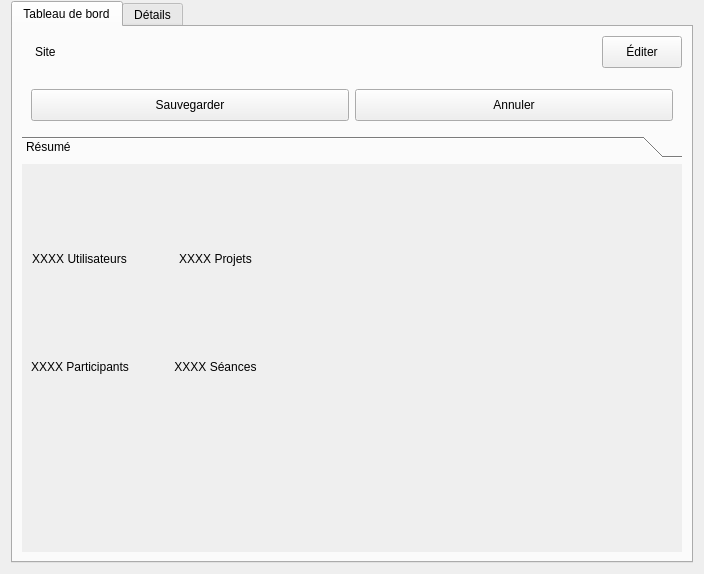
Before: the Qt Designer form client/src/editors/SiteWidget.ui in introlab/openteraplus, drawn with Qt 5.
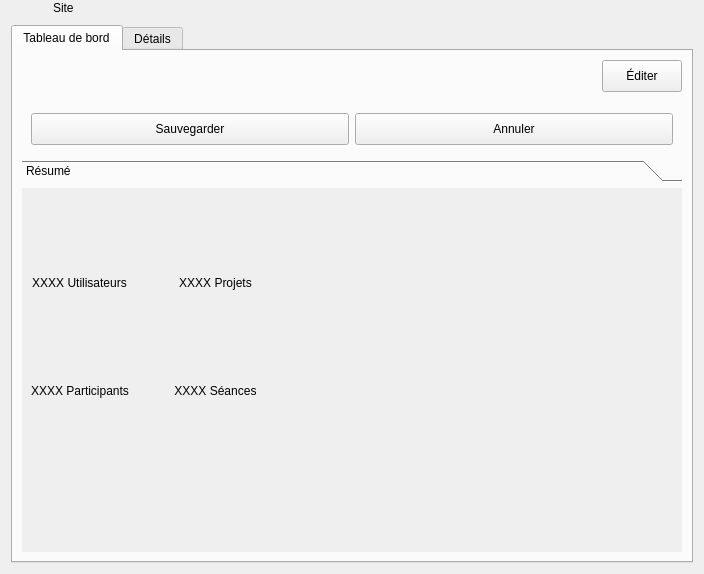
After: the same form once the commit is applied. Icons and pictures are not drawn. Custom widgets are drawn as their Qt base class.

The edit to the form file:
```diff
--- a/client/src/editors/SiteWidget.ui
+++ b/client/src/editors/SiteWidget.ui
@@ -115,31 +115,14 @@
 </string>
   </property>
   <layout class="QVBoxLayout" name="verticalLayout">
+   <property name="spacing">
+    <number>10</number>
+   </property>
    <property name="topMargin">
     <number>1</number>
    </property>
    <item>
-    <widget class="QTabWidget" name="tabNav">
-     <property name="sizePolicy">
-      <sizepolicy hsizetype="Expanding" vsizetype="MinimumExpanding">
-       <horstretch>0</horstretch>
-       <verstretch>0</verstretch>
-      </sizepolicy>
-     </property>
-     <property name="currentIndex">
-      <number>0</number>
-     </property>
-     <widget class="QWidget" name="tabDashboard">
-      <attribute name="icon">
-       <iconset resource="../../resources/TeraClient.qrc">
-        <normaloff>:/icons/dashboard.png</normaloff>:/icons/dashboard.png</iconset>
-      </attribute>
-      <attribute name="title">
-       <string>Tableau de bord</string>
-      </attribute>
-      <layout class="QVBoxLayout" name="verticalLayout_6">
-       <item>
-        <layout class="QHBoxLayout" name="horizontalLayout">
+    <layout class="QHBoxLayout" name="horizontalLayout_4">
          <item>
           <widget class="QLabel" name="icoTitle">
            <property name="sizePolicy">
@@ -178,6 +161,30 @@
            </property>
           </widget>
          </item>
+    </layout>
+   </item>
+   <item>
+    <widget class="QTabWidget" name="tabNav">
+     <property name="sizePolicy">
+      <sizepolicy hsizetype="Expanding" vsizetype="MinimumExpanding">
+       <horstretch>0</horstretch>
+       <verstretch>0</verstretch>
+      </sizepolicy>
+     </property>
+     <property name="currentIndex">
+      <number>0</number>
+     </property>
+     <widget class="QWidget" name="tabDashboard">
+      <attribute name="icon">
+       <iconset resource="../../resources/TeraClient.qrc">
+        <normaloff>:/icons/dashboard.png</normaloff>:/icons/dashboard.png</iconset>
+      </attribute>
+      <attribute name="title">
+       <string>Tableau de bord</string>
+      </attribute>
+      <layout class="QVBoxLayout" name="verticalLayout_6">
+       <item>
+        <layout class="QHBoxLayout" name="horizontalLayout">
          <item>
           <spacer name="horizontalSpacer">
            <property name="orientation">
@@ -186,7 +193,7 @@
            <property name="sizeHint" stdset="0">
             <size>
              <width>40</width>
-             <height>20</height>
+             <height>1</height>
             </size>
            </property>
           </spacer>
@@ -301,7 +308,7 @@
             <x>0</x>
             <y>0</y>
             <width>668</width>
-            <height>383</height>
+            <height>339</height>
            </rect>
           </property>
           <attribute name="label">
```
Lines whose indentation alone changed are shown as unchanged.
